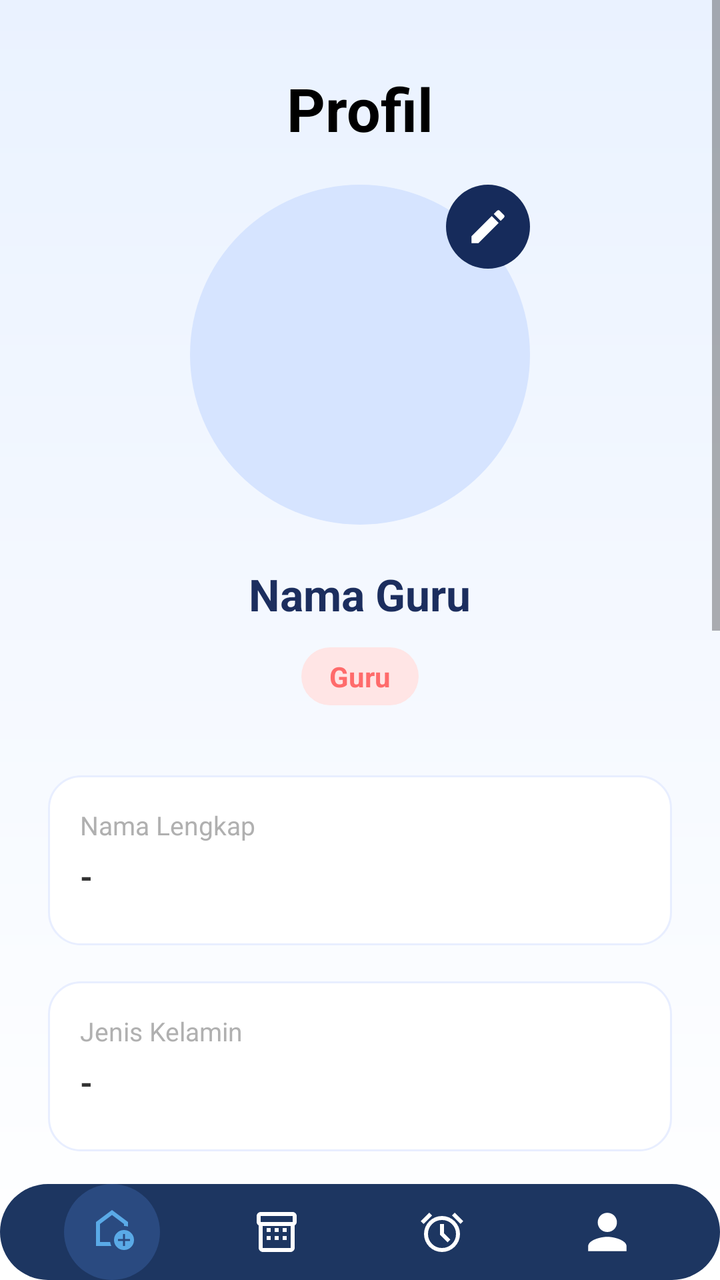
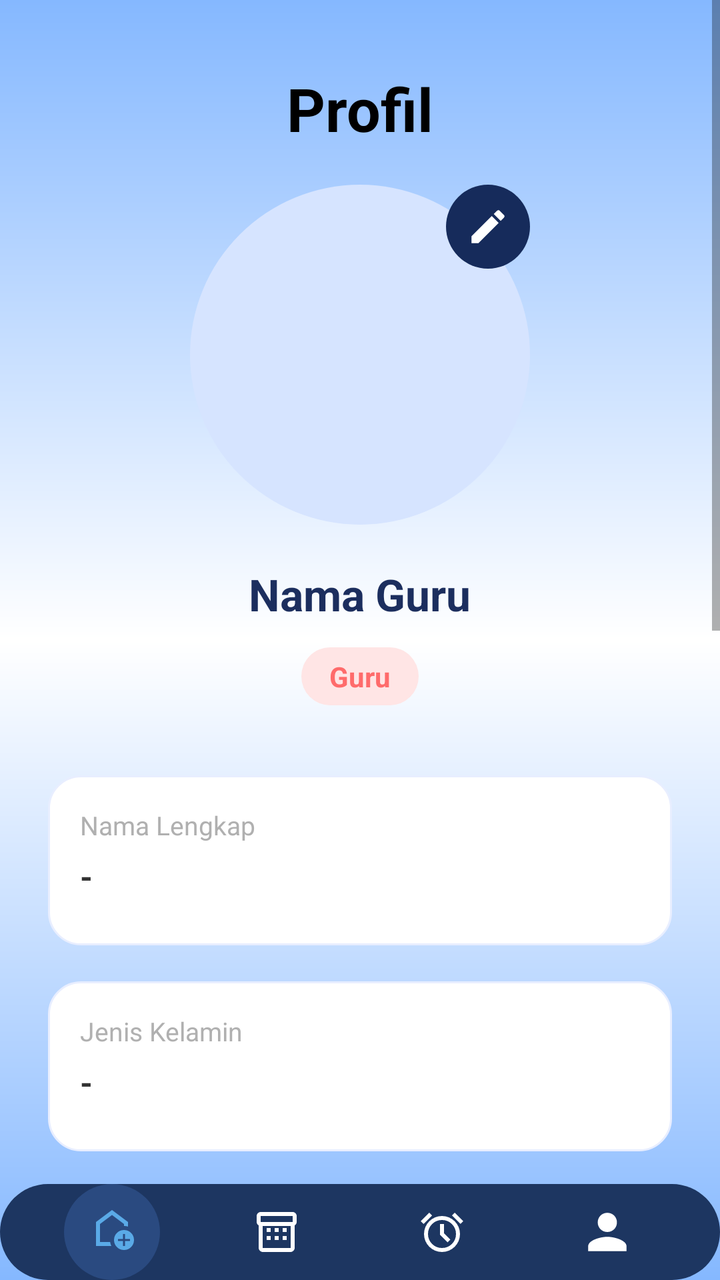

Screens rendered from an Android XML layout before and after an edit, with the pre-edit source and the edit as a unified diff.
<!-- AndroidManifest.xml: application theme Theme.SCHOOLREMINDERR -->
<!-- res/layout/activity_profile_teacher.xml -->
<?xml version="1.0" encoding="utf-8"?>
<RelativeLayout
    xmlns:android="http://schemas.android.com/apk/res/android"
    android:layout_width="match_parent"
    android:layout_height="match_parent"
    android:background="@drawable/bg_splash">

    <ScrollView
        android:layout_width="match_parent"
        android:layout_height="match_parent"
        android:layout_above="@id/bottomNav"
        android:fillViewport="true">

        <LinearLayout
            android:layout_width="match_parent"
            android:layout_height="wrap_content"
            android:orientation="vertical"
            android:padding="24dp">

            <TextView
                android:layout_width="wrap_content"
                android:layout_height="wrap_content"
                android:text="Profil"
                android:textSize="30sp"
                android:textStyle="bold"
                android:textColor="#000000"
                android:layout_gravity="center_horizontal"
                android:layout_marginTop="10dp"/>

            <FrameLayout
                android:layout_width="170dp"
                android:layout_height="170dp"
                android:layout_gravity="center_horizontal"
                android:layout_marginTop="18dp">

                <ImageView
                    android:id="@+id/imgProfile"
                    android:layout_width="match_parent"
                    android:layout_height="match_parent"
                    android:background="@drawable/bg_profile_circle"
                    android:scaleType="centerCrop"/>

                <ImageView
                    android:id="@+id/btnEdit"
                    android:layout_width="42dp"
                    android:layout_height="42dp"
                    android:layout_gravity="end|top"
                    android:src="@drawable/ic_edit"
                    android:background="@drawable/bg_edit_circle"
                    android:padding="10dp"/>
            </FrameLayout>

            <TextView
                android:id="@+id/tvName"
                android:layout_width="wrap_content"
                android:layout_height="wrap_content"
                android:text="Nama Guru"
                android:textColor="#1C2E5E"
                android:textSize="22sp"
                android:textStyle="bold"
                android:layout_gravity="center_horizontal"
                android:layout_marginTop="20dp"/>

            <TextView
                android:layout_width="wrap_content"
                android:layout_height="wrap_content"
                android:text="Guru"
                android:textColor="#FF6B6B"
                android:textStyle="bold"
                android:textSize="14sp"
                android:paddingHorizontal="14dp"
                android:paddingVertical="5dp"
                android:background="@drawable/bg_teacher_badge"
                android:layout_gravity="center_horizontal"
                android:layout_marginTop="12dp"/>

            <LinearLayout android:layout_width="match_parent" android:layout_height="85dp"
                android:layout_marginTop="35dp" android:background="@drawable/bg_profile_card"
                android:orientation="vertical" android:padding="16dp">
                <TextView android:layout_width="wrap_content" android:layout_height="wrap_content"
                    android:text="Nama Lengkap" android:textColor="#B0B0B0" android:textSize="13sp"/>
                <TextView android:id="@+id/tvFullName" android:layout_width="wrap_content"
                    android:layout_height="wrap_content" android:text="-"
                    android:textColor="#333333" android:textSize="16sp" android:textStyle="bold"
                    android:layout_marginTop="6dp"/>
            </LinearLayout>

            <LinearLayout android:layout_width="match_parent" android:layout_height="85dp"
                android:layout_marginTop="18dp" android:background="@drawable/bg_profile_card"
                android:orientation="vertical" android:padding="16dp">
                <TextView android:layout_width="wrap_content" android:layout_height="wrap_content"
                    android:text="Jenis Kelamin" android:textColor="#B0B0B0" android:textSize="13sp"/>
                <TextView android:id="@+id/tvGender" android:layout_width="wrap_content"
                    android:layout_height="wrap_content" android:text="-"
                    android:textColor="#333333" android:textSize="16sp" android:textStyle="bold"
                    android:layout_marginTop="6dp"/>
            </LinearLayout>

            <LinearLayout android:layout_width="match_parent" android:layout_height="85dp"
                android:layout_marginTop="18dp" android:background="@drawable/bg_profile_card"
                android:orientation="vertical" android:padding="16dp">
                <TextView android:layout_width="wrap_content" android:layout_height="wrap_content"
                    android:text="Email" android:textColor="#B0B0B0" android:textSize="13sp"/>
                <TextView android:id="@+id/tvEmail" android:layout_width="wrap_content"
                    android:layout_height="wrap_content" android:text="-"
                    android:textColor="#333333" android:textSize="16sp" android:textStyle="bold"
                    android:layout_marginTop="6dp"/>
            </LinearLayout>

            <LinearLayout android:layout_width="match_parent" android:layout_height="85dp"
                android:layout_marginTop="18dp" android:background="@drawable/bg_profile_card"
                android:orientation="vertical" android:padding="16dp">
                <TextView android:layout_width="wrap_content" android:layout_height="wrap_content"
                    android:text="Nama Sekolah" android:textColor="#B0B0B0" android:textSize="13sp"/>
                <TextView android:id="@+id/tvSchool" android:layout_width="wrap_content"
                    android:layout_height="wrap_content" android:text="-"
                    android:textColor="#333333" android:textSize="16sp" android:textStyle="bold"
                    android:layout_marginTop="6dp"/>
            </LinearLayout>

            <LinearLayout android:layout_width="match_parent" android:layout_height="85dp"
                android:layout_marginTop="18dp" android:background="@drawable/bg_profile_card"
                android:orientation="vertical" android:padding="16dp">
                <TextView android:layout_width="wrap_content" android:layout_height="wrap_content"
                    android:text="No. HP" android:textColor="#B0B0B0" android:textSize="13sp"/>
                <TextView android:id="@+id/tvPhone" android:layout_width="wrap_content"
                    android:layout_height="wrap_content" android:text="-"
                    android:textColor="#333333" android:textSize="16sp" android:textStyle="bold"
                    android:layout_marginTop="6dp"/>
            </LinearLayout>

            <LinearLayout android:layout_width="match_parent" android:layout_height="85dp"
                android:layout_marginTop="18dp" android:background="@drawable/bg_profile_card"
                android:orientation="vertical" android:padding="16dp">
                <TextView android:layout_width="wrap_content" android:layout_height="wrap_content"
                    android:text="Alamat" android:textColor="#B0B0B0" android:textSize="13sp"/>
                <TextView android:id="@+id/tvAddress" android:layout_width="wrap_content"
                    android:layout_height="wrap_content" android:text="-"
                    android:textColor="#333333" android:textSize="16sp" android:textStyle="bold"
                    android:layout_marginTop="6dp"/>
            </LinearLayout>

            
            <Button
                android:id="@+id/btnLogout"
                android:layout_width="match_parent"
                android:layout_height="52dp"
                android:layout_marginTop="28dp"
                android:text="Keluar"
                android:textAllCaps="false"
                android:textColor="#FFFFFF"
                android:textStyle="bold"
                android:backgroundTint="#E53935"/>

            <Space android:layout_width="match_parent" android:layout_height="20dp"/>

        </LinearLayout>
    </ScrollView>

    <include
        android:id="@+id/bottomNav"
        layout="@layout/bottom_nav_teacher"
        android:layout_width="match_parent"
        android:layout_height="wrap_content"
        android:layout_alignParentBottom="true"/>

</RelativeLayout>
<!-- res/layout/bottom_nav_teacher.xml (included above) -->
<?xml version="1.0" encoding="utf-8"?>
<LinearLayout
    xmlns:android="http://schemas.android.com/apk/res/android"
    android:layout_width="300dp"
    android:layout_height="70dp"
    android:layout_gravity="center_horizontal|bottom"
    android:layout_marginBottom="20dp"
    android:background="@drawable/bg_bottom_nav"
    android:gravity="center"
    android:orientation="horizontal"
    android:paddingHorizontal="15dp"
    android:weightSum="4">

    
    <LinearLayout
        android:layout_width="0dp"
        android:layout_height="wrap_content"
        android:layout_weight="1"
        android:gravity="center">
        <ImageButton
            android:id="@+id/btnHome"
            android:layout_width="48dp"
            android:layout_height="48dp"
            android:background="@drawable/bg_nav_active"
            android:padding="10dp"
            android:src="@drawable/ic_home"
            android:tint="#5AAAE7"/>
    </LinearLayout>

    
    <LinearLayout
        android:layout_width="0dp"
        android:layout_height="wrap_content"
        android:layout_weight="1"
        android:gravity="center">
        <ImageButton
            android:id="@+id/btnClass"
            android:layout_width="48dp"
            android:layout_height="48dp"
            android:background="@android:color/transparent"
            android:padding="10dp"
            android:src="@drawable/ic_class"
            android:tint="#FFFFFF"/>
    </LinearLayout>

    
    <LinearLayout
        android:layout_width="0dp"
        android:layout_height="wrap_content"
        android:layout_weight="1"
        android:gravity="center">
        <ImageButton
            android:id="@+id/btnNotif"
            android:layout_width="48dp"
            android:layout_height="48dp"
            android:background="@android:color/transparent"
            android:padding="10dp"
            android:src="@drawable/ic_notification"
            android:tint="#FFFFFF"/>
    </LinearLayout>

    
    <LinearLayout
        android:layout_width="0dp"
        android:layout_height="wrap_content"
        android:layout_weight="1"
        android:gravity="center">
        <ImageButton
            android:id="@+id/btnProfile"
            android:layout_width="48dp"
            android:layout_height="48dp"
            android:background="@android:color/transparent"
            android:padding="10dp"
            android:src="@drawable/ic_profile"
            android:tint="#FFFFFF"/>
    </LinearLayout>

</LinearLayout>
<!-- resources referenced by this layout -->
<resources>
  <!-- drawable bg_bottom_nav (drawable) -->
  <?xml version="1.0" encoding="utf-8"?>
  <shape xmlns:android="http://schemas.android.com/apk/res/android"
      android:shape="rectangle">
      <solid android:color="#1D3661"/>
      <corners android:radius="35dp"/>
  </shape>
  <!-- drawable bg_edit_circle (drawable) -->
  <?xml version="1.0" encoding="utf-8"?>
  <shape xmlns:android="http://schemas.android.com/apk/res/android"
      android:shape="oval">
      <solid android:color="#162B5B"/>
  </shape>
  <!-- drawable bg_nav_active (drawable) -->
  <?xml version="1.0" encoding="utf-8"?>
  <shape xmlns:android="http://schemas.android.com/apk/res/android"
      android:shape="oval">
      <solid android:color="#2A4A80"/>
  </shape>
  <!-- drawable bg_profile_card (drawable) -->
  <?xml version="1.0" encoding="utf-8"?>
  <shape xmlns:android="http://schemas.android.com/apk/res/android"
      android:shape="rectangle">
      <solid android:color="#FFFFFF"/>
      <corners android:radius="16dp"/>
      <stroke android:width="1dp" android:color="#E8EEFF"/>
  </shape>
  <!-- drawable bg_profile_circle (drawable) -->
  <?xml version="1.0" encoding="utf-8"?>
  <shape xmlns:android="http://schemas.android.com/apk/res/android"
      android:shape="oval">
      <solid android:color="#D6E4FF"/>
  </shape>
  <!-- drawable bg_splash (drawable) -->
  <?xml version="1.0" encoding="utf-8"?>
  <shape xmlns:android="http://schemas.android.com/apk/res/android"
      android:shape="rectangle">
      <gradient
          android:startColor="#EAF2FF"
          android:endColor="#FFFFFF"
          android:angle="270"/>
  </shape>
  <!-- drawable bg_teacher_badge (drawable) -->
  <?xml version="1.0" encoding="utf-8"?>
  <shape xmlns:android="http://schemas.android.com/apk/res/android"
      android:shape="rectangle">
      <solid android:color="#FFE5E5"/>
      <corners android:radius="20dp"/>
  </shape>
  <!-- drawable ic_class (drawable) -->
  <vector xmlns:android="http://schemas.android.com/apk/res/android"
      android:width="24dp"
      android:height="24dp"
      android:viewportWidth="24"
      android:viewportHeight="24"
      android:tint="#5FADEB">
      <path android:fillColor="@android:color/white"
          android:pathData="M20,2H4C3,2 2,2.9 2,4v3.01C2,7.73 2.43,8.35 3,8.7V20c0,1.1 1.1,2 2,2h14c0.9,0 2,-0.9 2,-2V8.7c0.57,-0.35 1,-0.97 1,-1.69V4C22,2.9 21,2 20,2zM19,20H5V9h14V20zM20,7H4V4h16V7zM9,12H7v-2h2V12zM13,12h-2v-2h2V12zM17,12h-2v-2h2V12zM9,16H7v-2h2V16zM13,16h-2v-2h2V16zM17,16h-2v-2h2V16z"/>
  </vector>
  <!-- drawable ic_edit (drawable) -->
  <vector xmlns:android="http://schemas.android.com/apk/res/android"
      android:width="24dp"
      android:height="24dp"
      android:viewportWidth="24"
      android:viewportHeight="24"
      android:tint="#FFFFFF">
      <path android:fillColor="@android:color/white"
          android:pathData="M3,17.25V21h3.75L17.81,9.94l-3.75,-3.75L3,17.25zM20.71,7.04c0.39,-0.39 0.39,-1.02 0,-1.41l-2.34,-2.34c-0.39,-0.39 -1.02,-0.39 -1.41,0l-1.83,1.83 3.75,3.75 1.83,-1.83z"/>
  </vector>
  <!-- drawable ic_profile (drawable) -->
  <vector xmlns:android="http://schemas.android.com/apk/res/android"
      android:width="24dp"
      android:height="24dp"
      android:viewportWidth="24"
      android:viewportHeight="24"
      android:tint="#1D2B53">
      <path android:fillColor="@android:color/white"
          android:pathData="M12,12c2.7,0 4.8,-2.1 4.8,-4.8S14.7,2.4 12,2.4 7.2,4.5 7.2,7.2 9.3,12 12,12zM12,14.4c-3.2,0 -9.6,1.6 -9.6,4.8v2.4h19.2v-2.4c0,-3.2 -6.4,-4.8 -9.6,-4.8z"/>
  </vector>
  <style name="Theme.SCHOOLREMINDERR" parent="Theme.MaterialComponents.Light.NoActionBar">
      </style>
  <!-- unchanged entries left out for length: 2 -->
</resources>

<!-- the commit's change to res/layout/activity_profile_teacher.xml (unified diff, before → after) -->
@@ -3,7 +3,7 @@
     xmlns:android="http://schemas.android.com/apk/res/android"
     android:layout_width="match_parent"
     android:layout_height="match_parent"
-    android:background="@drawable/bg_splash">
+    android:background="@drawable/bg_home_blue_gradient">
 
     <ScrollView
         android:layout_width="match_parent"
<!-- resource entries referenced after the edit -->
@@ -12,6 +12,16 @@
   <shape xmlns:android="http://schemas.android.com/apk/res/android"
       android:shape="oval">
       <solid android:color="#162B5B"/>
+  </shape>
+  <!-- drawable bg_home_blue_gradient (drawable) -->
+  <?xml version="1.0" encoding="utf-8"?>
+  <shape xmlns:android="http://schemas.android.com/apk/res/android"
+      android:shape="rectangle">
+      <gradient
+          android:startColor="#85B8FF"
+          android:centerColor="#FFFFFF"
+          android:endColor="#85B8FF"
+          android:angle="270"/>
   </shape>
   <!-- drawable bg_nav_active (drawable) -->
   <?xml version="1.0" encoding="utf-8"?>
@@ -32,15 +42,6 @@
   <shape xmlns:android="http://schemas.android.com/apk/res/android"
       android:shape="oval">
       <solid android:color="#D6E4FF"/>
-  </shape>
-  <!-- drawable bg_splash (drawable) -->
-  <?xml version="1.0" encoding="utf-8"?>
-  <shape xmlns:android="http://schemas.android.com/apk/res/android"
-      android:shape="rectangle">
-      <gradient
-          android:startColor="#EAF2FF"
-          android:endColor="#FFFFFF"
-          android:angle="270"/>
   </shape>
   <!-- drawable bg_teacher_badge (drawable) -->
   <?xml version="1.0" encoding="utf-8"?>
